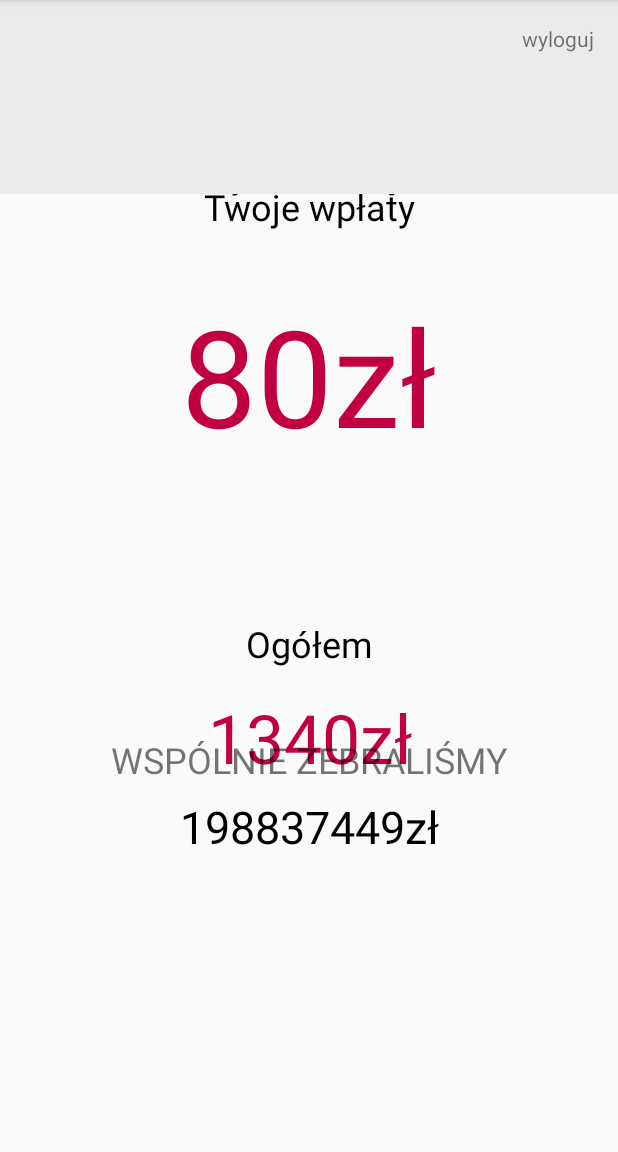
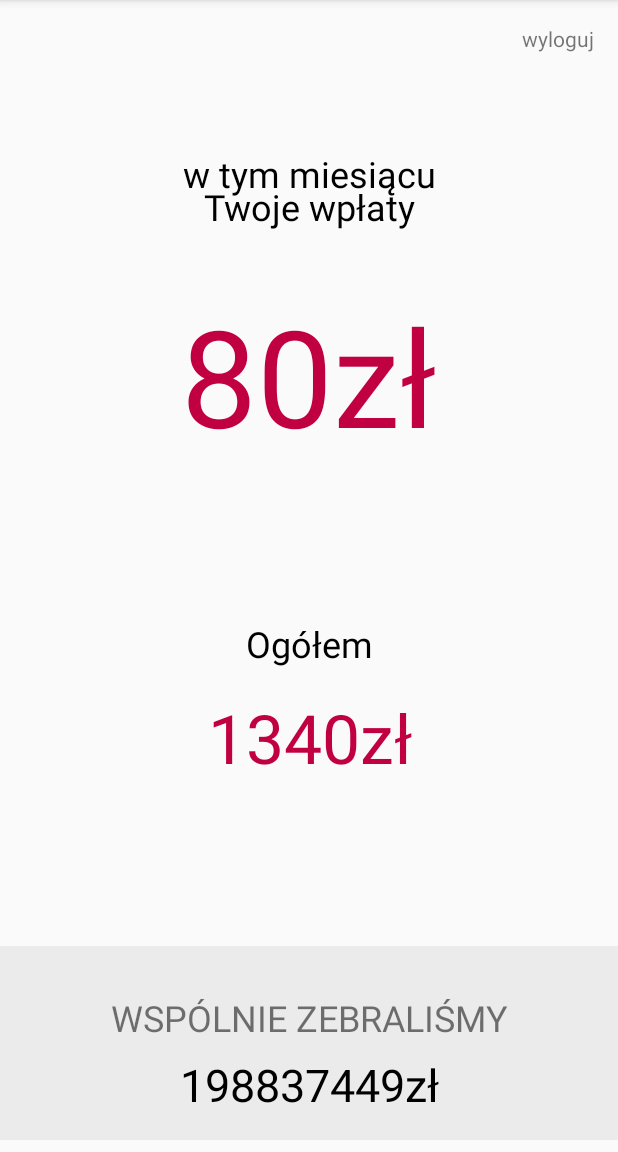
Before and after one commit to mpowloka/HopeIT, an Android app: the ProfileActivity screen opened directly, with no data from a screen before it, on a phone screen of 412 x 824 dp, the part 84-1236 px from its top. Run offline under Robolectric (Android 15) with nearby library versions, the phone set to English and light mode, and no system bars.

Commit message:
ProfileActivity fixed

```diff
--- a/app/src/main/res/layout/activity_profile.xml
+++ b/app/src/main/res/layout/activity_profile.xml
@@ -81,29 +81,28 @@
         app:layout_constraintVertical_bias="1.0" />
 
     <View
+        android:id="@+id/view"
         android:layout_width="match_parent"
         android:layout_height="129dp"
+        android:layout_marginBottom="8dp"
         android:background="@color/colorEB"
+        app:layout_constraintBottom_toBottomOf="parent"
         app:layout_constraintEnd_toEndOf="parent"
-        app:layout_constraintStart_toStartOf="parent"
-        tools:layout_editor_absoluteY="388dp" />
+        app:layout_constraintStart_toStartOf="parent" />
 
     <TextView
         android:id="@+id/textView9"
         android:layout_width="wrap_content"
-        android:layout_height="wrap_content"
-        android:layout_marginBottom="8dp"
+        android:layout_height="41dp"
+        android:layout_marginBottom="24dp"
         android:layout_marginEnd="8dp"
         android:layout_marginStart="8dp"
-        android:layout_marginTop="8dp"
         android:text="198837449zł"
         android:textColor="@color/colorBlack"
         android:textSize="30sp"
         app:layout_constraintBottom_toBottomOf="parent"
         app:layout_constraintEnd_toEndOf="parent"
-        app:layout_constraintStart_toStartOf="parent"
-        app:layout_constraintTop_toBottomOf="@+id/textView13"
-        app:layout_constraintVertical_bias="0.0" />
+        app:layout_constraintStart_toStartOf="parent" />
 
 
     <TextView
@@ -128,15 +127,15 @@
         android:id="@+id/textView13"
         android:layout_width="wrap_content"
         android:layout_height="wrap_content"
+        android:layout_marginBottom="8dp"
         android:layout_marginEnd="8dp"
         android:layout_marginStart="8dp"
-        android:layout_marginTop="180dp"
         android:text="WSPÓLNIE ZEBRALIŚMY"
         android:textSize="24sp"
+        app:layout_constraintBottom_toTopOf="@+id/textView9"
         app:layout_constraintEnd_toEndOf="parent"
         app:layout_constraintHorizontal_bias="0.504"
-        app:layout_constraintStart_toStartOf="parent"
-        app:layout_constraintTop_toBottomOf="@+id/textView14" />
+        app:layout_constraintStart_toStartOf="parent" />
 
     <TextView
         android:id="@+id/logout_button"
```
